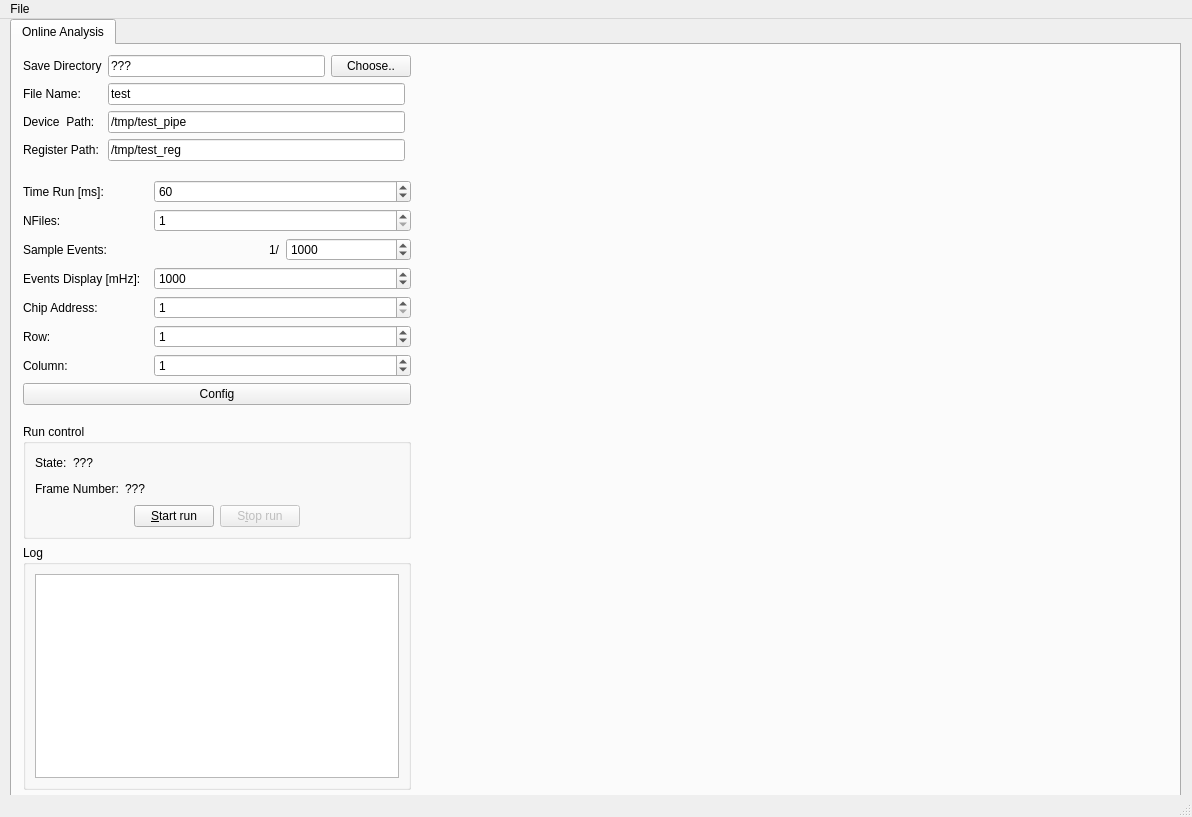
This is software/gui/form/mainwindow.ui in cepc/kc705 as Qt 5 draws it before an edit. The edited form follows.
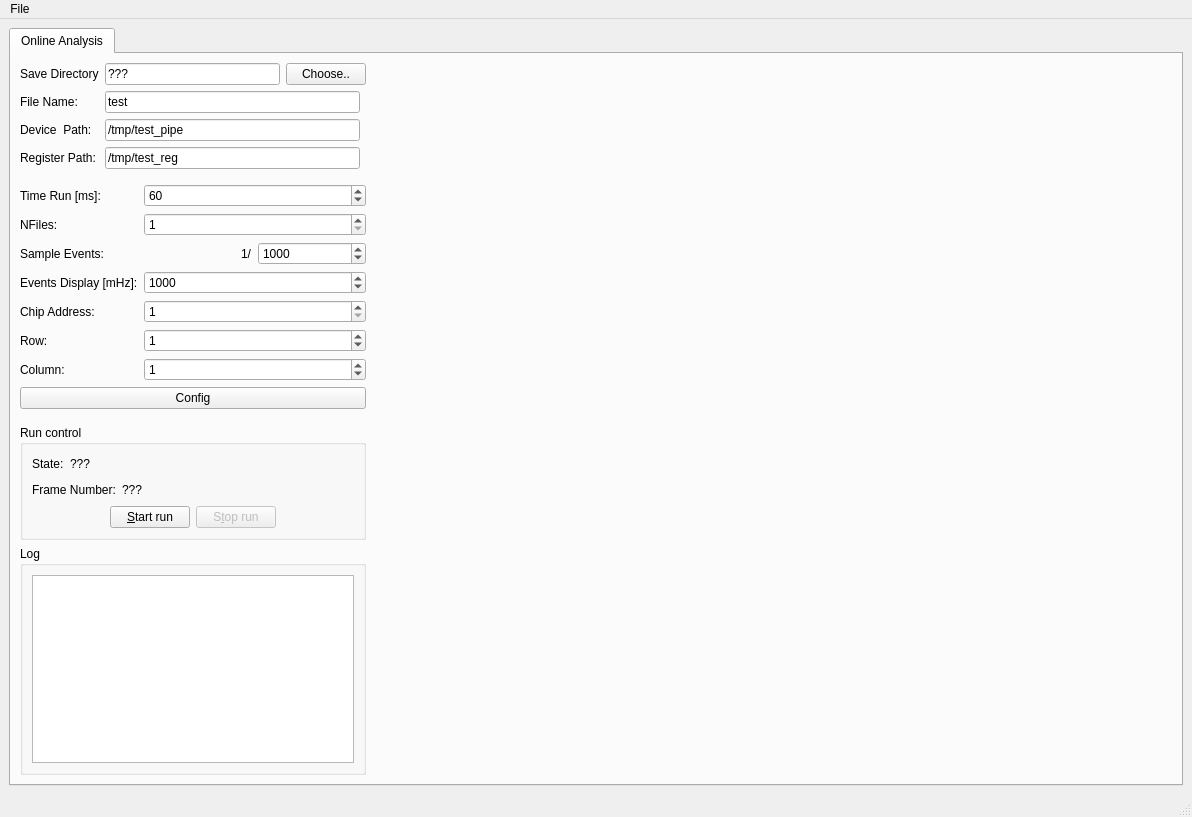
This is the edited form. Icons and pictures are not drawn. Custom widgets are drawn as their Qt base class.

Commit message: change size Layout

What changed in the file:
```diff
--- a/software/gui/form/mainwindow.ui
+++ b/software/gui/form/mainwindow.ui
@@ -18,15 +18,9 @@
     <normaloff>iheplogo.gif</normaloff>iheplogo.gif</iconset>
   </property>
   <widget class="QWidget" name="centralwidget">
+   <layout class="QHBoxLayout" name="horizontalLayout">
+    <item>
    <widget class="QTabWidget" name="TabWidget">
-    <property name="geometry">
-     <rect>
-      <x>10</x>
-      <y>0</y>
-      <width>1171</width>
-      <height>781</height>
-     </rect>
-    </property>
     <property name="currentIndex">
      <number>0</number>
     </property>
@@ -34,15 +28,8 @@
      <attribute name="title">
       <string>Online Analysis</string>
      </attribute>
-     <widget class="QWidget" name="layoutWidget_2">
-      <property name="geometry">
-       <rect>
-        <x>11</x>
-        <y>10</y>
-        <width>388</width>
-        <height>735</height>
-       </rect>
-      </property>
+       <layout class="QHBoxLayout" name="horizontalLayout_2">
+        <item>
       <layout class="QVBoxLayout" name="verticalLayout_6">
        <item>
         <layout class="QGridLayout" name="gridLayout_5">
@@ -467,19 +454,22 @@
         </widget>
        </item>
       </layout>
-     </widget>
+        </item>
+        <item>
      <widget class="QCustomPlot" name="customPlot" native="true">
-      <property name="geometry">
-       <rect>
-        <x>420</x>
-        <y>10</y>
-        <width>731</width>
-        <height>701</height>
-       </rect>
-      </property>
-     </widget>
-    </widget>
-   </widget>
+          <property name="minimumSize">
+           <size>
+            <width>800</width>
+            <height>600</height>
+           </size>
+          </property>
+         </widget>
+        </item>
+       </layout>
+      </widget>
+     </widget>
+    </item>
+   </layout>
   </widget>
   <widget class="QMenuBar" name="menubar">
    <property name="geometry">
```
Lines whose indentation alone changed are shown as unchanged.
